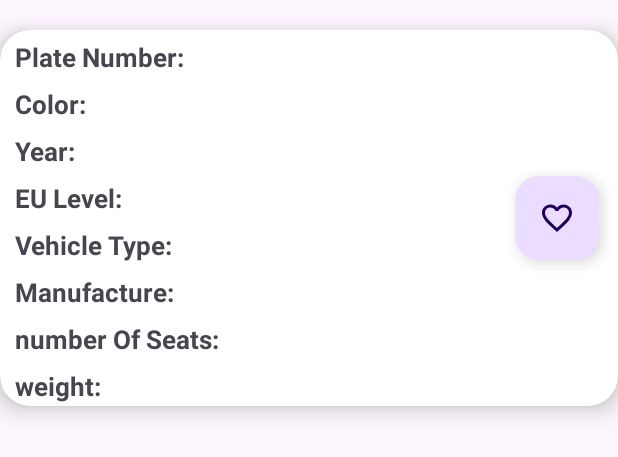
After one commit to RonLulwi/license-master, an Android app: the layout recyclerview_public_item.xml on its own in the app's theme, with its tools: preview values and no code run, on a phone screen of 412 x 824 dp. The commit adds this screen. Shown: the top 457 px of the screen. Run offline under Robolectric (Android 15) with nearby library versions, the phone set to English and light mode, and no system bars.

Commit message:
Added public cars feature

```diff
--- a/app/build.gradle
+++ b/app/build.gradle
@@ -2,6 +2,7 @@ plugins {
     id 'com.android.application'
     id 'org.jetbrains.kotlin.android'
     id 'com.google.devtools.ksp'
+    id 'kotlin-kapt'
 }
 
 android {
@@ -33,6 +34,11 @@ android {
     }
     buildFeatures {
         viewBinding true
+    }
+    kapt {
+        arguments {
+            arg("room.schemaLocation", "$projectDir/schemas")
+        }
     }
 }
 
--- a/app/src/main/java/com/ronlu/licensemaster/data/remote/GovApi.kt
+++ b/app/src/main/java/com/ronlu/licensemaster/data/remote/GovApi.kt
@@ -20,4 +20,10 @@ interface GovApi {
         @Query("resource_id") resourceId: String,
         @Query("filters") filters: String,
     ): Response<CarResponse<VehicleDto.MotorcycleD>>
+
+    @GET("datastore_search")
+    suspend fun getPublicData(
+        @Query("resource_id") resourceId: String,
+        @Query("filters") filters: String,
+    ): Response<CarResponse<VehicleDto.PublicD>>
 }
--- a/app/src/main/java/com/ronlu/licensemaster/presentation/FavoriteFragment.kt
+++ b/app/src/main/java/com/ronlu/licensemaster/presentation/FavoriteFragment.kt
@@ -28,9 +28,9 @@ class FavoriteFragment : Fragment(R.layout.fragment_favorite) {
             masterAdapter.differ.submitList(it)
         })
 
-        masterAdapter.itemClickListener = {view, item, position ->
+        masterAdapter.itemClickListener = { mView, item, _ ->
             viewModel.deleteItem(item)
-            Snackbar.make(view, "Car has ben Deleted!", Snackbar.LENGTH_SHORT).show()
+            Snackbar.make(mView, "Car has ben Deleted!", Snackbar.LENGTH_SHORT).show()
         }
 
     }
--- a/app/src/main/java/com/ronlu/licensemaster/utils/Constants.kt
+++ b/app/src/main/java/com/ronlu/licensemaster/utils/Constants.kt
@@ -5,6 +5,7 @@ class Constants {
         const val BASE_URL = "https://data.gov.il/api/3/action/"
         const val API_CAR_KEY = "053cea08-09bc-40ec-8f7a-156f0677aff3"
         const val API_MOTORCYCLE_KEY = "bf9df4e2-d90d-4c0a-a400-19e15af8e95f"
-        const val CAR_FILTER = "{\"mispar_rechev\": "
+        const val API_PUBLIC_KEY = "cf29862d-ca25-4691-84f6-1be60dcb4a1e"
+        fun getFilter(plate: String) = "{\"mispar_rechev\": \"$plate\"}";
     }
 }
--- a/app/src/main/res/layout/fragment_search.xml
+++ b/app/src/main/res/layout/fragment_search.xml
@@ -60,6 +60,12 @@
                 android:layout_height="wrap_content"
                 android:text="motorcycle" />
 
+            <androidx.appcompat.widget.AppCompatRadioButton
+                android:id="@+id/search_RBT_public"
+                android:layout_width="wrap_content"
+                android:layout_height="wrap_content"
+                android:text="public" />
+
 
         </RadioGroup>
 
--- /dev/null
+++ b/app/src/main/res/layout/recyclerview_public_item.xml
@@ -0,0 +1,254 @@
+<?xml version="1.0" encoding="utf-8"?>
+<androidx.cardview.widget.CardView xmlns:android="http://schemas.android.com/apk/res/android"
+    android:layout_width="match_parent"
+    android:layout_height="wrap_content"
+    xmlns:app="http://schemas.android.com/apk/res-auto"
+    app:cardElevation="10dp"
+    app:cardCornerRadius="20dp"
+    android:layout_marginVertical="20dp">
+
+    <LinearLayout
+        android:layout_width="match_parent"
+        android:layout_height="match_parent"
+        android:orientation="horizontal">
+
+        <LinearLayout
+            android:layout_width="0dp"
+            android:layout_height="wrap_content"
+            android:paddingHorizontal="10dp"
+            android:layout_weight="1"
+            android:orientation="vertical">
+
+            <LinearLayout
+                android:layout_width="match_parent"
+                android:layout_height="0dp"
+                android:layout_weight="1"
+                android:layout_marginTop="5dp"
+                android:orientation="horizontal">
+
+                <androidx.appcompat.widget.AppCompatTextView
+                    android:layout_width="0dp"
+                    android:layout_height="match_parent"
+                    android:layout_weight="2.5"
+                    android:text="Plate Number:"
+                    android:gravity="center_vertical"
+                    android:textSize="17sp"
+                    android:textStyle="bold"/>
+
+                <androidx.appcompat.widget.AppCompatTextView
+                    android:id="@+id/recyclerView_LBL_plateNumber"
+                    android:layout_width="0dp"
+                    android:layout_height="match_parent"
+                    android:layout_weight="3"
+                    android:paddingEnd="10dp"
+                    android:textAlignment="viewEnd"
+                    android:textSize="19sp"/>
+
+            </LinearLayout>
+
+            <LinearLayout
+                android:layout_width="match_parent"
+                android:layout_height="0dp"
+                android:layout_weight="1"
+                android:layout_marginTop="5dp"
+                android:orientation="horizontal">
+
+                <androidx.appcompat.widget.AppCompatTextView
+                    android:layout_width="0dp"
+                    android:layout_height="match_parent"
+                    android:layout_weight="2.5"
+                    android:text="Color:"
+                    android:gravity="center_vertical"
+                    android:textSize="17sp"
+                    android:textStyle="bold"/>
+
+                <androidx.appcompat.widget.AppCompatTextView
+                    android:id="@+id/recyclerView_LBL_color"
+                    android:layout_width="0dp"
+                    android:layout_height="match_parent"
+                    android:layout_weight="3"
+                    android:paddingEnd="10dp"
+                    android:textAlignment="viewEnd"
+                    android:textSize="19sp"/>
+
+            </LinearLayout>
+
+            <LinearLayout
+                android:layout_width="match_parent"
+                android:layout_height="0dp"
+                android:layout_weight="1"
+                android:layout_marginTop="5dp"
+                android:orientation="horizontal">
+
+                <androidx.appcompat.widget.AppCompatTextView
+                    android:layout_width="0dp"
+                    android:layout_height="match_parent"
+                    android:layout_weight="2.5"
+                    android:gravity="center_vertical"
+                    android:text="Year:"
+                    android:textSize="17sp"
+                    android:textStyle="bold"/>
+
+                <androidx.appcompat.widget.AppCompatTextView
+                    android:id="@+id/recyclerView_LBL_year"
+                    android:layout_width="0dp"
+                    android:layout_height="match_parent"
+                    android:layout_weight="3"
+                    android:paddingEnd="10dp"
+                    android:textAlignment="viewEnd"
+                    android:textSize="19sp"/>
+
+            </LinearLayout>
+
+            <LinearLayout
+                android:layout_width="match_parent"
+                android:layout_height="0dp"
+                android:layout_weight="1"
+                android:layout_marginTop="5dp"
+                android:orientation="horizontal">
+
+                <androidx.appcompat.widget.AppCompatTextView
+                    android:layout_width="0dp"
+                    android:layout_height="match_parent"
+                    android:layout_weight="2.5"
+                    android:text="EU Level:"
+                    android:gravity="center_vertical"
+                    android:textSize="17sp"
+                    android:textStyle="bold"/>
+
+                <androidx.appcompat.widget.AppCompatTextView
+                    android:id="@+id/recyclerView_LBL_eu"
+                    android:layout_width="0dp"
+                    android:layout_height="match_parent"
+                    android:layout_weight="3"
+                    android:paddingEnd="10dp"
+                    android:textAlignment="viewEnd"
+                    android:textSize="19sp"/>
+
+            </LinearLayout>
+
+            <LinearLayout
+                android:layout_width="match_parent"
+                android:layout_height="0dp"
+                android:layout_weight="1"
+                android:layout_marginTop="5dp"
+                android:orientation="horizontal">
+
+                <androidx.appcompat.widget.AppCompatTextView
+                    android:layout_width="0dp"
+                    android:layout_height="match_parent"
+                    android:layout_weight="2.5"
+                    android:gravity="center_vertical"
+                    android:text="Vehicle Type:"
+                    android:textSize="17sp"
+                    android:textStyle="bold"/>
+
+                <androidx.appcompat.widget.AppCompatTextView
+                    android:id="@+id/recyclerView_LBL_vehicleType"
+                    android:layout_width="0dp"
+                    android:layout_height="match_parent"
+                    android:layout_weight="3"
+                    android:paddingEnd="10dp"
+                    android:textAlignment="viewEnd"
+                    android:textSize="19sp"/>
+
+            </LinearLayout>
+
+            <LinearLayout
+                android:layout_width="match_parent"
+                android:layout_height="0dp"
+                android:layout_weight="1"
+                android:layout_marginTop="5dp"
+                android:orientation="horizontal">
+
+                <androidx.appcompat.widget.AppCompatTextView
+                    android:layout_width="0dp"
+                    android:layout_height="match_parent"
+                    android:layout_weight="2.5"
+                    android:text="Manufacture:"
+                    android:gravity="center_vertical"
+                    android:textSize="17sp"
+                    android:textStyle="bold"/>
+
+                <androidx.appcompat.widget.AppCompatTextView
+                    android:id="@+id/recyclerView_LBL_manufacture"
+                    android:layout_width="0dp"
+                    android:layout_height="match_parent"
+                    android:layout_weight="3"
+                    android:paddingEnd="10dp"
+                    android:textAlignment="viewEnd"
+                    android:textSize="19sp"/>
+
+            </LinearLayout>
+
+            <LinearLayout
+                android:layout_width="match_parent"
+                android:layout_height="0dp"
+                android:layout_weight="1"
+                android:layout_marginTop="5dp"
+                android:orientation="horizontal">
+
+                <androidx.appcompat.widget.AppCompatTextView
+                    android:layout_width="0dp"
+                    android:layout_height="match_parent"
+                    android:layout_weight="2.5"
+                    android:text="number Of Seats:"
+                    android:gravity="center_vertical"
+                    android:textSize="17sp"
+                    android:textStyle="bold"/>
+
+                <androidx.appcompat.widget.AppCompatTextView
+                    android:id="@+id/recyclerView_LBL_numberOfSeats"
+                    android:layout_width="0dp"
+                    android:layout_height="match_parent"
+                    android:layout_weight="3"
+                    android:paddingEnd="10dp"
+                    android:textAlignment="viewEnd"
+                    android:textSize="19sp"/>
+
+            </LinearLayout>
+
+            <LinearLayout
+                android:layout_width="match_parent"
+                android:layout_height="0dp"
+                android:layout_weight="1"
+                android:layout_marginTop="5dp"
+                android:orientation="horizontal">
+
+                <androidx.appcompat.widget.AppCompatTextView
+                    android:layout_width="0dp"
+                    android:layout_height="match_parent"
+                    android:layout_weight="2.5"
+                    android:text="weight:"
+                    android:gravity="center_vertical"
+                    android:textSize="17sp"
+                    android:textStyle="bold"/>
+
+                <androidx.appcompat.widget.AppCompatTextView
+                    android:id="@+id/recyclerView_LBL_weight"
+                    android:layout_width="0dp"
+                    android:layout_height="match_parent"
+                    android:layout_weight="3"
+                    android:paddingEnd="10dp"
+                    android:textAlignment="viewEnd"
+                    android:textSize="19sp"/>
+
+            </LinearLayout>
+
+        </LinearLayout>
+
+        <com.google.android.material.floatingactionbutton.FloatingActionButton
+            android:id="@+id/recyclerView_FAB_save"
+            android:layout_width="0dp"
+            android:layout_height="wrap_content"
+            android:layout_weight="0.2"
+            android:src="@drawable/ic_heart_border"
+            android:layout_gravity="center_vertical"/>
+
+    </LinearLayout>
+
+
+
+
+
+</androidx.cardview.widget.CardView>
```
Also changed, not shown: app/src/main/java/com/ronlu/licensemaster/data/VehicleDto.kt (+24 -0 lines), app/src/main/java/com/ronlu/licensemaster/data/local/MasterDao.kt (+16 -13 lines), app/src/main/java/com/ronlu/licensemaster/data/local/MasterDatabase.kt (+5 -5 lines), app/src/main/java/com/ronlu/licensemaster/data/mapper/Mapper.kt (+17 -2 lines), app/src/main/java/com/ronlu/licensemaster/data/repository/MasterRepository.kt (+7 -0 lines), app/src/main/java/com/ronlu/licensemaster/domain/model/Items.kt (+13 -0 lines), app/src/main/java/com/ronlu/licensemaster/presentation/SearchFragment.kt (+4 -6 lines), app/src/main/java/com/ronlu/licensemaster/presentation/adapters/MasterAdapter.kt (+11 -0 lines), app/src/main/java/com/ronlu/licensemaster/presentation/adapters/MasterViewHolder.kt (+16 -2 lines), app/src/main/java/com/ronlu/licensemaster/presentation/viewModels/MasterViewModel.kt (+31 -4 lines).
